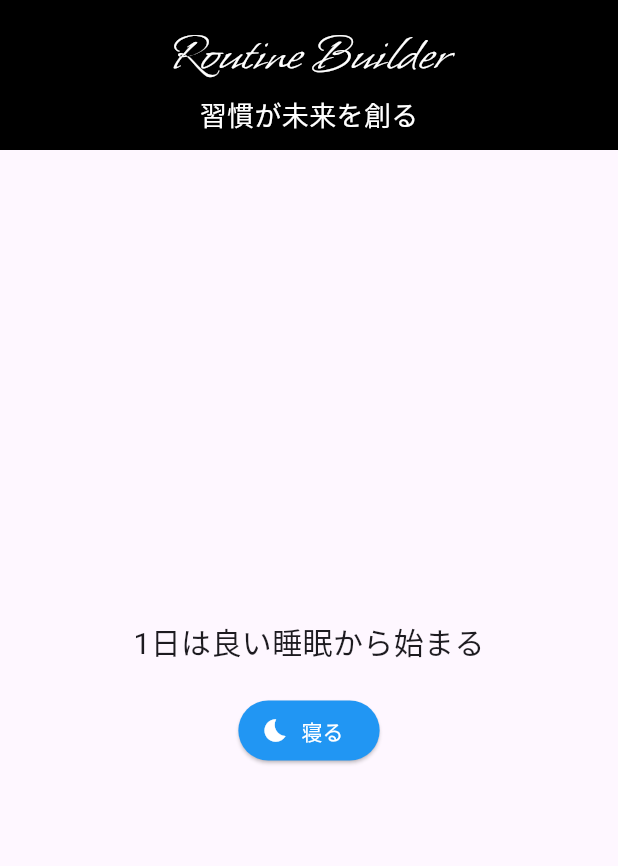
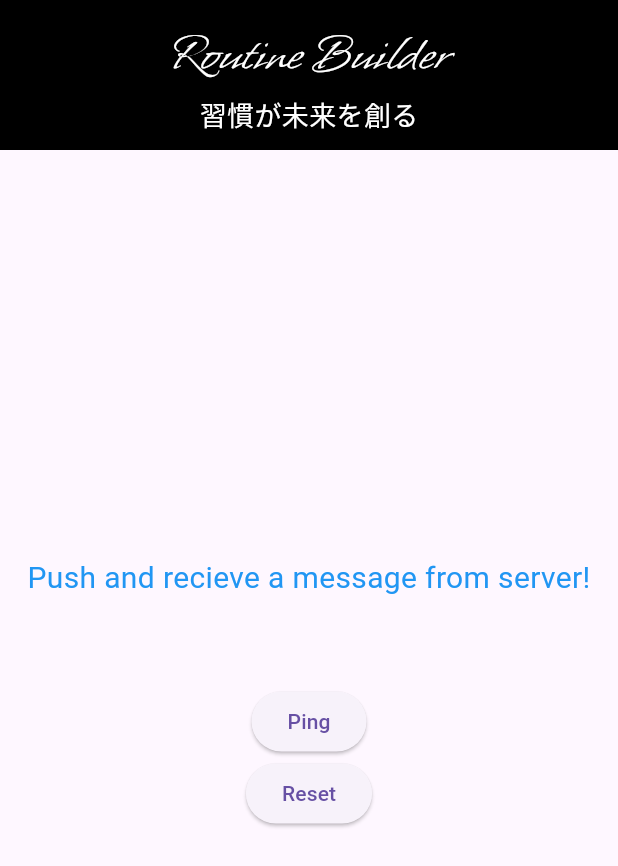
Before and after one commit to nyantama0616/routine-builder-flutter, a Flutter app: the screen it shows after launch, on a phone screen of 412 x 824 dp. Shown: the top 866 px of the screen. Run offline on Flutter 3.47's test engine with Material 3 defaults, Android fonts, the phone set to English and light mode, and no system bars; our stand-ins replace flutter_hooks, flutter_riverpod, hooks_riverpod; Roboto replaces fonts that are missing (IndieFlower, ShipporiMincho).

Commit message:
ping成功

```diff
--- a/lib/app.dart
+++ b/lib/app.dart
@@ -1,7 +1,7 @@
 import 'package:flutter/material.dart';
+import 'package:routine_builder/feature/dev/ping/widget/ping.dart';
 import 'package:routine_builder/feature/sleep/widget/sleep.dart';
 import 'package:routine_builder/general/header/widget/header.dart';
-import 'package:routine_builder/feature/sleep/widget/sleep.dart';
 
 class App extends StatelessWidget {
   const App({super.key});
@@ -18,7 +18,8 @@ class App extends StatelessWidget {
       home: const SafeArea(
         child: Scaffold(
           appBar: Header(),
-          body: Sleep(),
+          // body: Sleep(),
+          body: Ping(),
         ),
       ),
     );
--- /dev/null
+++ b/lib/feature/dev/ping/ping_controller.dart
@@ -0,0 +1,12 @@
+import 'package:flutter/foundation.dart';
+import "package:routine_builder/general/query/query_statuses.dart";
+
+class PingController {
+  final ValueNotifier<String> message;
+  final ValueNotifier<QueryStatuses> status;
+  final VoidCallback submit;
+  final VoidCallback reset;
+
+  PingController(
+      {required this.message, required this.status, required this.submit, required this.reset});
+}
--- /dev/null
+++ b/lib/feature/dev/ping/use_ping.dart
@@ -0,0 +1,32 @@
+import "package:routine_builder/general/query/client/dev_query_client.dart";
+import "package:routine_builder/general/query/query_statuses.dart";
+
+import "./ping_controller.dart";
+import "package:flutter_hooks/flutter_hooks.dart";
+
+
+PingController usePing({DevQueryClient? devQueryClient}) {
+  DevQueryClient client = devQueryClient ?? DevQueryClient();
+
+  final message = useState<String>("");
+  final status = useState<QueryStatuses>(QueryStatuses.none);
+
+  void submit() {
+    status.value = QueryStatuses.doing;
+
+    client.ping().then((value) {
+      message.value = value;
+      status.value = QueryStatuses.success;
+    }).catchError((error) {
+      message.value = error.toString();
+      status.value = QueryStatuses.failure;
+    });
+  }
+
+  void reset() => message.value = "";
+
+  return useMemoized(() {
+    return PingController(
+        message: message, status: status, submit: submit, reset: reset);
+  }, [message.value]);
+}
--- /dev/null
+++ b/lib/feature/dev/ping/widget/ping.dart
@@ -0,0 +1,49 @@
+import "package:flutter/material.dart";
+import 'package:flutter_hooks/flutter_hooks.dart';
+import 'package:routine_builder/feature/dev/ping/use_ping.dart';
+import 'package:routine_builder/general/query/query_statuses.dart';
+
+class Ping extends HookWidget {
+  const Ping({super.key});
+
+  @override
+  Widget build(BuildContext context) {
+    final controller = usePing();
+    return Center(
+      child: Column(
+        mainAxisAlignment: MainAxisAlignment.center,
+        children: <Widget>[
+          const Text(
+            "Push and recieve a message from server!",
+            textAlign: TextAlign.center,
+            style: TextStyle(
+              fontSize: 20,
+              fontFamily: "IndieFlower",
+              color: Colors.blue,
+            ),
+          ),
+          if (controller.status.value == QueryStatuses.doing)
+            const CircularProgressIndicator()
+          else
+            Text(
+              controller.message.value,
+              style: const TextStyle(
+                fontSize: 40,
+                color: Colors.blue,
+                fontWeight: FontWeight.bold,
+                fontFamily: "IndieFlower",
+              ),
+            ),
+          ElevatedButton(
+            onPressed: controller.submit,
+            child: const Text("Ping"),
+          ),
+          ElevatedButton(
+            onPressed: controller.reset,
+            child: const Text("Reset"),
+          ),
+        ],
+      ),
+    );
+  }
+}
--- /dev/null
+++ b/lib/general/query/client/dev_query_client.dart
@@ -0,0 +1,16 @@
+import 'dart:convert';
+import "package:routine_builder/general/query/data/ping/Ping_response_body.dart";
+import "query_client.dart";
+import "../requests.dart";
+class DevQueryClient {
+  final QueryClient queryClient;
+
+  DevQueryClient({QueryClient? queryClient}) : queryClient = queryClient ?? QueryClient();
+
+  Future<String> ping() async {
+    final response = await queryClient.get(Requests.ping);
+    final body = jsonDecode(response.body);
+    final parsedBody = PingResponseBody.fromJson(body);
+    return parsedBody.message;
+  }
+}
--- /dev/null
+++ b/lib/general/query/data/ping/Ping_response_body.dart
@@ -0,0 +1,11 @@
+class PingResponseBody {
+  final String message;
+
+  PingResponseBody({required this.message});
+
+  factory PingResponseBody.fromJson(Map<String, dynamic> json) {
+    return PingResponseBody(
+      message: json['message'],
+    );
+  }
+}
--- /dev/null
+++ b/lib/general/query/query_statuses.dart
@@ -0,0 +1,6 @@
+enum QueryStatuses {
+  none,
+  doing,
+  success,
+  failure,
+}
--- /dev/null
+++ b/lib/general/query/requests.dart
@@ -0,0 +1,5 @@
+class Requests {
+  static const _baseURL = 'http://localhost:3000';
+
+  static const ping = "$_baseURL/ping";
+}
--- a/pubspec.yaml
+++ b/pubspec.yaml
@@ -55,6 +55,7 @@ dev_dependencies:
   flutter_lints: ^3.0.0
   build_runner: ^2.4.8
   flutter_hooks_test: ^0.0.5
+  http: ^1.2.1
 
   #riverpod
   riverpod_generator: ^2.4.0
```
Also changed, not shown: lib/general/query/client/query_client.dart (added, +16 -0 lines), pubspec.lock.
